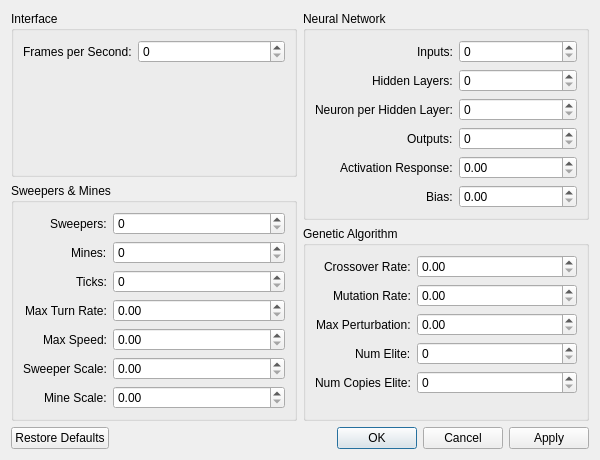
Qt form ui/PreferencesDialog.ui (arkq/smart-sweepers-qt) before a commit.
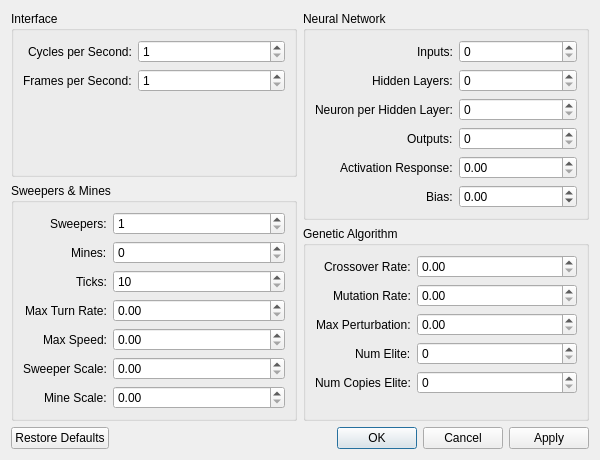
The same form after that commit.

```diff
--- a/ui/PreferencesDialog.ui
+++ b/ui/PreferencesDialog.ui
@@ -32,15 +32,39 @@
          <property name="labelAlignment">
           <set>Qt::AlignRight|Qt::AlignTrailing|Qt::AlignVCenter</set>
          </property>
-         <item row="0" column="0">
+         <item row="1" column="0">
           <widget class="QLabel" name="framesPerSecondLabel">
            <property name="text">
             <string>Frames per Second:</string>
            </property>
           </widget>
          </item>
+         <item row="1" column="1">
+          <widget class="QSpinBox" name="framesPerSecond">
+           <property name="minimum">
+            <number>1</number>
+           </property>
+           <property name="maximum">
+            <number>100</number>
+           </property>
+          </widget>
+         </item>
+         <item row="0" column="0">
+          <widget class="QLabel" name="cyclesPerSecondLabel">
+           <property name="text">
+            <string>Cycles per Second:</string>
+           </property>
+          </widget>
+         </item>
          <item row="0" column="1">
-          <widget class="QSpinBox" name="framesPerSecond"/>
+          <widget class="QSpinBox" name="cyclesPerSecond">
+           <property name="minimum">
+            <number>1</number>
+           </property>
+           <property name="maximum">
+            <number>1000</number>
+           </property>
+          </widget>
          </item>
         </layout>
        </widget>
@@ -104,13 +128,30 @@
           </widget>
          </item>
          <item row="0" column="1">
-          <widget class="QSpinBox" name="numSweepers"/>
+          <widget class="QSpinBox" name="numSweepers">
+           <property name="minimum">
+            <number>1</number>
+           </property>
+           <property name="maximum">
+            <number>200</number>
+           </property>
+          </widget>
          </item>
          <item row="1" column="1">
           <widget class="QSpinBox" name="numMines"/>
          </item>
          <item row="2" column="1">
-          <widget class="QSpinBox" name="numTicks"/>
+          <widget class="QSpinBox" name="numTicks">
+           <property name="minimum">
+            <number>10</number>
+           </property>
+           <property name="maximum">
+            <number>100000</number>
+           </property>
+           <property name="singleStep">
+            <number>10</number>
+           </property>
+          </widget>
          </item>
          <item row="3" column="1">
           <widget class="QDoubleSpinBox" name="maxTurnRate"/>
@@ -203,7 +244,14 @@
           </widget>
          </item>
          <item row="5" column="1">
-          <widget class="QDoubleSpinBox" name="bias"/>
+          <widget class="QDoubleSpinBox" name="bias">
+           <property name="minimum">
+            <double>-100.000000000000000</double>
+           </property>
+           <property name="maximum">
+            <double>100.000000000000000</double>
+           </property>
+          </widget>
          </item>
         </layout>
        </widget>
```
Left out of the diff: 13 changed lines with no effect on the pictures.
